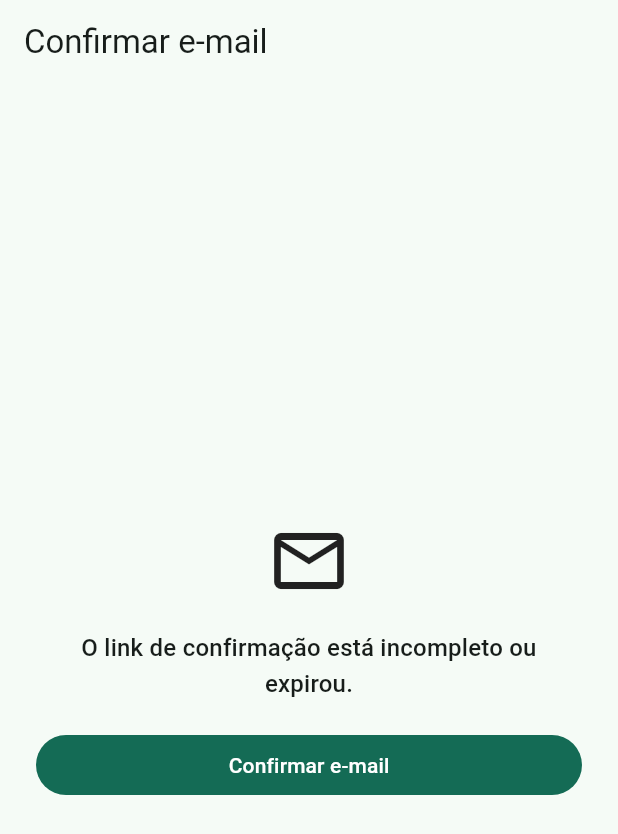
After one commit to rasweb12/VeroEqulibraFitPlus, a Flutter app: the ConfirmEmailPage screen opened by its route, after a tap on "Confirmar e-mail", on a phone screen of 412 x 824 dp. The commit adds this screen. Shown: the top 834 px of the screen. Run offline on Flutter 3.47's test engine with Material 3 defaults, Android fonts, the light colour scheme and no system bars; our stand-ins replace flutter_riverpod, flutter_secure_storage, go_router, isar, shared_preferences, video_player; accounts and stored records are empty; generated files the repository leaves out were written again.

Commit message:
feat: add email confirmation route

```diff
--- a/mobile/vero_equilibrafit_app/lib/app.dart
+++ b/mobile/vero_equilibrafit_app/lib/app.dart
@@ -15,6 +15,7 @@ import 'features/auth/presentation/auth_splash_page.dart';
 import 'features/auth/presentation/auth_providers.dart';
 import 'features/auth/presentation/forgot_password_page.dart';
 import 'features/auth/presentation/reset_password_page.dart';
+import 'features/auth/presentation/confirm_email_page.dart';
 
 class VeroEqulibraFitApp extends ConsumerWidget {
   const VeroEqulibraFitApp({super.key});
@@ -28,13 +29,14 @@ class VeroEqulibraFitApp extends ConsumerWidget {
         final atAuth = state.matchedLocation == '/auth';
         final atForgotPassword = state.matchedLocation == '/forgot-password';
         final atResetPassword = state.matchedLocation == '/reset-password';
+        final atConfirmEmail = state.matchedLocation == '/confirm-email';
         if (auth.isLoading) return atSplash ? null : '/splash';
         final session = auth.valueOrNull;
         if (session == null)
-          return (atAuth || atForgotPassword || atResetPassword)
+          return (atAuth || atForgotPassword || atResetPassword || atConfirmEmail)
               ? null
               : '/auth?returnTo=${Uri.encodeComponent(state.uri.toString())}';
-        if (atSplash || atAuth || atForgotPassword || atResetPassword)
+        if (atSplash || atAuth || atForgotPassword || atResetPassword || atConfirmEmail)
           return state.uri.queryParameters['returnTo'] ?? '/';
         return null;
       },
@@ -51,6 +53,13 @@ class VeroEqulibraFitApp extends ConsumerWidget {
         GoRoute(
           path: '/reset-password',
           builder: (context, state) => ResetPasswordPage(
+            userId: state.uri.queryParameters['userId'],
+            token: state.uri.queryParameters['token'],
+          ),
+        ),
+        GoRoute(
+          path: '/confirm-email',
+          builder: (context, state) => ConfirmEmailPage(
             userId: state.uri.queryParameters['userId'],
             token: state.uri.queryParameters['token'],
           ),
--- a/mobile/vero_equilibrafit_app/lib/features/auth/data/auth_repository.dart
+++ b/mobile/vero_equilibrafit_app/lib/features/auth/data/auth_repository.dart
@@ -106,6 +106,12 @@ class AuthRepository {
 
   Future<void> resendEmailConfirmation(String email) =>
       _postAccepted('/api/v1/auth/resend-confirmation', {'email': email.trim()});
+
+  Future<void> confirmEmail({required String userId, required String token}) =>
+      _postAccepted('/api/v1/auth/confirm-email', {
+        'userId': userId,
+        'token': token,
+      });
 
   Future<AuthSession> refresh() async {
     final refresh = await _storage.read(key: _refreshKey);
--- /dev/null
+++ b/mobile/vero_equilibrafit_app/lib/features/auth/presentation/confirm_email_page.dart
@@ -0,0 +1,89 @@
+import 'package:flutter/material.dart';
+import 'package:flutter_riverpod/flutter_riverpod.dart';
+import 'package:go_router/go_router.dart';
+
+import '../data/auth_repository.dart';
+import 'auth_providers.dart';
+
+class ConfirmEmailPage extends ConsumerStatefulWidget {
+  const ConfirmEmailPage({super.key, this.userId, this.token});
+
+  final String? userId;
+  final String? token;
+
+  @override
+  ConsumerState<ConfirmEmailPage> createState() => _ConfirmEmailPageState();
+}
+
+class _ConfirmEmailPageState extends ConsumerState<ConfirmEmailPage> {
+  bool _running = false;
+  bool _confirmed = false;
+  String? _error;
+
+  @override
+  void initState() {
+    super.initState();
+    if ((widget.userId ?? '').isNotEmpty && (widget.token ?? '').isNotEmpty) {
+      WidgetsBinding.instance.addPostFrameCallback((_) => _confirm());
+    }
+  }
+
+  @override
+  Widget build(BuildContext context) => Scaffold(
+        appBar: AppBar(title: const Text('Confirmar e-mail')),
+        body: Padding(
+          padding: const EdgeInsets.all(24),
+          child: Column(
+            crossAxisAlignment: CrossAxisAlignment.stretch,
+            mainAxisAlignment: MainAxisAlignment.center,
+            children: [
+              Icon(
+                _confirmed ? Icons.mark_email_read_outlined : Icons.email_outlined,
+                size: 56,
+              ),
+              const SizedBox(height: 18),
+              Text(
+                _confirmed
+                    ? 'E-mail confirmado. Você já pode entrar.'
+                    : _error ?? 'Confirme sua conta usando o link enviado por e-mail.',
+                textAlign: TextAlign.center,
+                style: Theme.of(context).textTheme.titleMedium,
+              ),
+              const SizedBox(height: 18),
+              if (_running) const Center(child: CircularProgressIndicator()),
+              if (!_running && !_confirmed)
+                FilledButton(
+                  onPressed: _confirm,
+                  child: const Text('Confirmar e-mail'),
+                ),
+              if (_confirmed)
+                FilledButton(
+                  onPressed: () => context.go('/auth'),
+                  child: const Text('Ir para entrar'),
+                ),
+            ],
+          ),
+        ),
+      );
+
+  Future<void> _confirm() async {
+    final userId = widget.userId;
+    final token = widget.token;
+    if (userId == null || token == null || userId.isEmpty || token.isEmpty) {
+      setState(() => _error = 'O link de confirmação está incompleto ou expirou.');
+      return;
+    }
+    setState(() {
+      _running = true;
+      _error = null;
+    });
+    try {
+      await ref.read(authRepositoryProvider).confirmEmail(userId: userId, token: token);
+      if (mounted) setState(() => _confirmed = true);
+    } on AuthException catch (_) {
+      if (mounted) setState(() => _error = 'Não foi possível confirmar este link. Solicite um novo e-mail.');
+    } finally {
+      if (mounted) setState(() => _running = false);
+    }
+  }
+}
```
Also changed, not shown: 1 other file.
